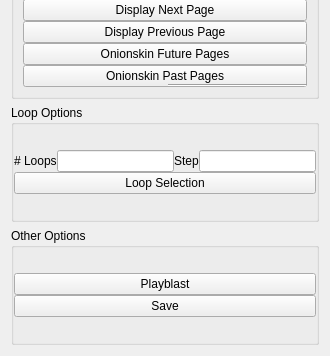
Old version of the form ecanimationflipbook.ui in the repository eoghancunneen/mayaflipbook; both pictures show x 0 to 330 and y 434 to 790 of the 330 by 790 pixel window.
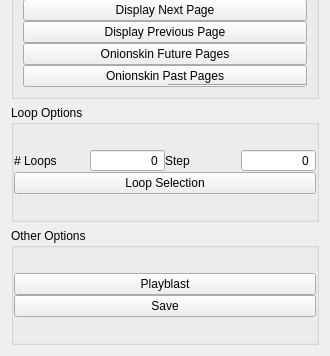
New version of the form.

Patch:
```diff
--- a/ecanimationflipbook.ui
+++ b/ecanimationflipbook.ui
@@ -310,7 +310,17 @@
            </widget>
           </item>
           <item>
-           <widget class="QLineEdit" name="le_num_loops"/>
+           <widget class="QSpinBox" name="sb_num_loops">
+            <property name="alignment">
+             <set>Qt::AlignRight|Qt::AlignTrailing|Qt::AlignVCenter</set>
+            </property>
+            <property name="buttonSymbols">
+             <enum>QAbstractSpinBox::NoButtons</enum>
+            </property>
+            <property name="maximum">
+             <number>99999</number>
+            </property>
+           </widget>
           </item>
           <item>
            <widget class="QLabel" name="lb_step">
@@ -320,7 +330,17 @@
            </widget>
           </item>
           <item>
-           <widget class="QLineEdit" name="le_step"/>
+           <widget class="QSpinBox" name="sb_step">
+            <property name="alignment">
+             <set>Qt::AlignRight|Qt::AlignTrailing|Qt::AlignVCenter</set>
+            </property>
+            <property name="buttonSymbols">
+             <enum>QAbstractSpinBox::NoButtons</enum>
+            </property>
+            <property name="maximum">
+             <number>99999</number>
+            </property>
+           </widget>
           </item>
          </layout>
         </item>
```
Left out of the diff: 2 changed lines with no effect on the pictures.
